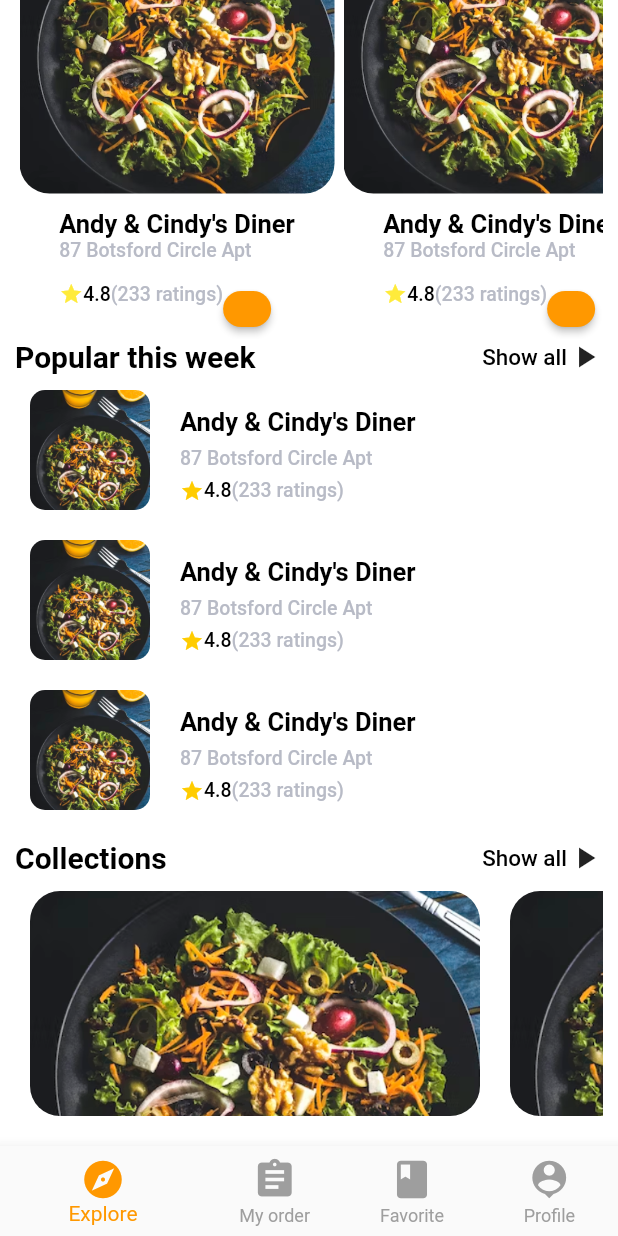
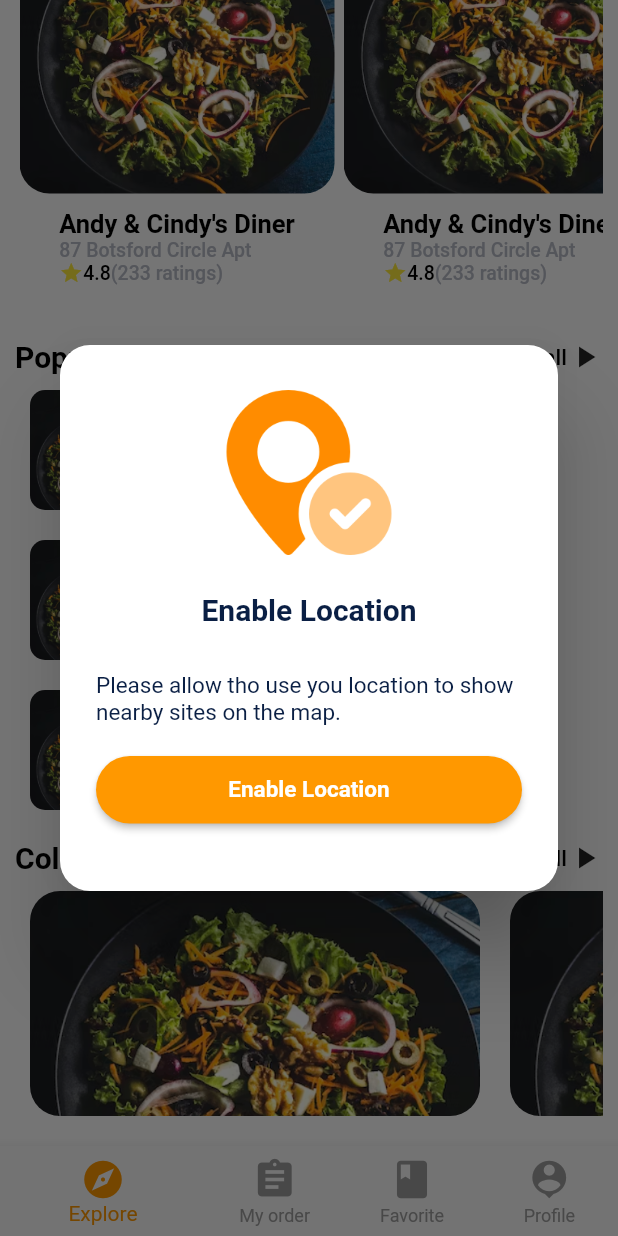
Before and after one commit to JuanCastillo240301/project_flutter_app_delivery, a Flutter app: the TabsPage screen opened by its route, scrolled down 244 dp, on a phone screen of 412 x 824 dp. Run offline on Flutter 3.47's test engine with Material 2 defaults, Android fonts, the phone set to English and light mode, and no system bars.

Commit message:
Prototipado de la app commit 61

```diff
--- a/lib/src/features/presentation/tabs/tabs_page.dart
+++ b/lib/src/features/presentation/tabs/tabs_page.dart
@@ -1,4 +1,6 @@
 import 'package:flutter/material.dart';
+import 'package:project_flutter_app_delivery/src/features/presentation/common_widgets/Alerts/alert_dialog.dart';
+import 'package:project_flutter_app_delivery/src/features/presentation/common_widgets/rounded_button.dart';
 import 'package:project_flutter_app_delivery/src/features/presentation/tabs/explore_tab/view/explore_tab.dart';
 import 'package:project_flutter_app_delivery/src/features/presentation/tabs/favorite_tab/view/favorite_tab.dart';
 import 'package:project_flutter_app_delivery/src/features/presentation/tabs/my_order_tab/view/my_order_tab.dart';
@@ -11,8 +13,17 @@ class TabsPage extends StatefulWidget {
   State<TabsPage> createState() => _TabsPageState();
 }
 
+
+
 class _TabsPageState extends State<TabsPage> {
+ @override
+ void initState() {
+   super.initState();
+   Future.delayed(Duration.zero, (){
+    _getLocation(context);
+   });
 
+ }
   List<Widget> _widgetOptions =[
     ExploreTab(),
     MyOrder(),
@@ -69,4 +80,27 @@ Widget _bottomNavigationBar(BuildContext context){
  );
 }
 
+Future _getLocation(BuildContext context) async{
+  await showAlertDialog(
+    context,
+    AssetImage('assets/location.png'),
+    'Enable Location',
+    'Please allow tho use you location to show nearby sites on the map.',
+    _donebutton(context)
+    );
 }
+
+Widget _donebutton(BuildContext context){
+      return createElevatedButton(
+                    height: 45.0,
+                    width: 335.0,
+                    labelButton: 'Enable Location',
+                    color: Colors.orange,
+                    shape: const StadiumBorder(),
+                    func: () {
+
+                     //Navigator.pushNamed(context, 'login');
+                    });
+  }
+
+}
--- a/lib/src/routes/routes.dart
+++ b/lib/src/routes/routes.dart
@@ -1,4 +1,5 @@
 import 'package:flutter/material.dart';
+import 'package:project_flutter_app_delivery/src/features/presentation/search_page/view/search_page.dart';
 
 
 
@@ -18,4 +19,5 @@ final routes = <String,WidgetBuilder>{
 'forgot': (BuildContext context) => const ForgotPassword(),
 'signup': (BuildContext context) => const SignUp(),
 'tabs': (BuildContext context) => const TabsPage(),
+'search': (BuildContext context) => const SearchPage(),
 };
```
Also changed, not shown: lib/src/features/presentation/search_page/view/search_page.dart (added, +10 -0 lines), lib/src/features/presentation/tabs/explore_tab/view/explore_tab.dart (+0 -12 lines), 1 other file.
